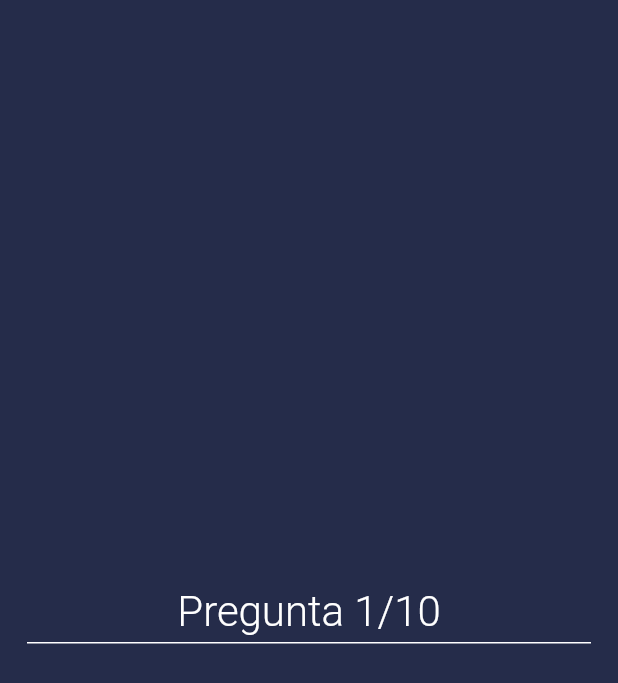
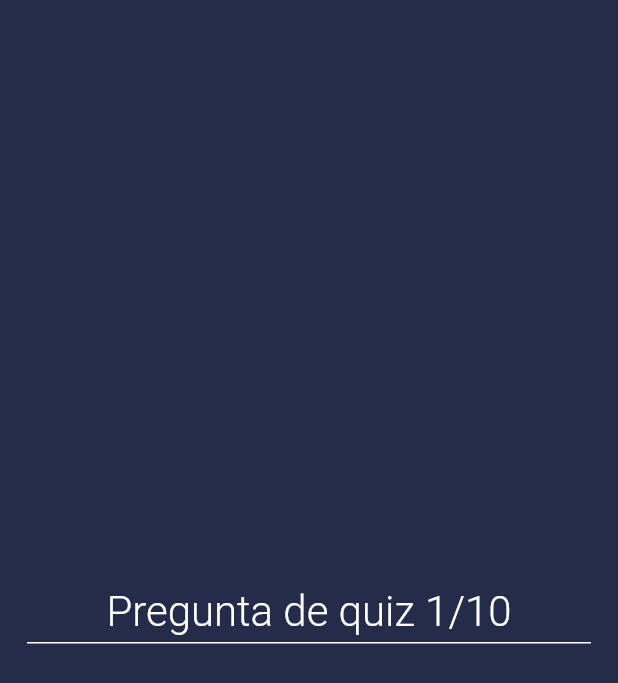
Before and after one commit to Ferdidand79/flutter_quiz, a Flutter app: the screen it shows after launch, on a phone screen of 412 x 824 dp. Shown: the top 683 px of the screen. Run offline on Flutter 3.47's test engine with Material 2 defaults, Android fonts, the phone set to English and light mode, and no system bars.

```diff
--- a/lib/pages/home.dart
+++ b/lib/pages/home.dart
@@ -30,7 +30,7 @@ class _HomePageState extends State<HomePage> {
               crossAxisAlignment: CrossAxisAlignment.center,
               children: [
                 Text(
-                  "Pregunta ${index+1}/${questions.length}",
+                  "Pregunta de quiz ${index+1}/${questions.length}",
                   style: const TextStyle(
                     color: Colors.white,
                     fontWeight: FontWeight.w300,
```
